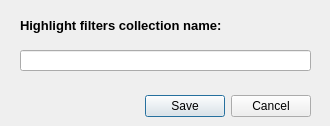
Above: src/savefilterdialog.ui from tableau/tableau-log-viewer before the change. Below: the same form after it.
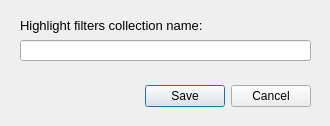
That is the form after the change.

Commit message: Fix save filters dialog focus

```diff
--- a/src/savefilterdialog.ui
+++ b/src/savefilterdialog.ui
@@ -35,7 +35,7 @@
    <property name="geometry">
     <rect>
      <x>20</x>
-     <y>90</y>
+     <y>80</y>
      <width>291</width>
      <height>32</height>
     </rect>
@@ -51,7 +51,7 @@
    <property name="geometry">
     <rect>
      <x>20</x>
-     <y>50</y>
+     <y>40</y>
      <width>291</width>
      <height>21</height>
     </rect>
@@ -75,8 +75,8 @@
    <property name="font">
     <font>
      <pointsize>10</pointsize>
-     <weight>75</weight>
-     <bold>true</bold>
+     <weight>50</weight>
+     <bold>false</bold>
     </font>
    </property>
    <property name="text">
```
Left out of the diff: 2 changed lines with no effect on the pictures. The commit also changes 1 other file.
